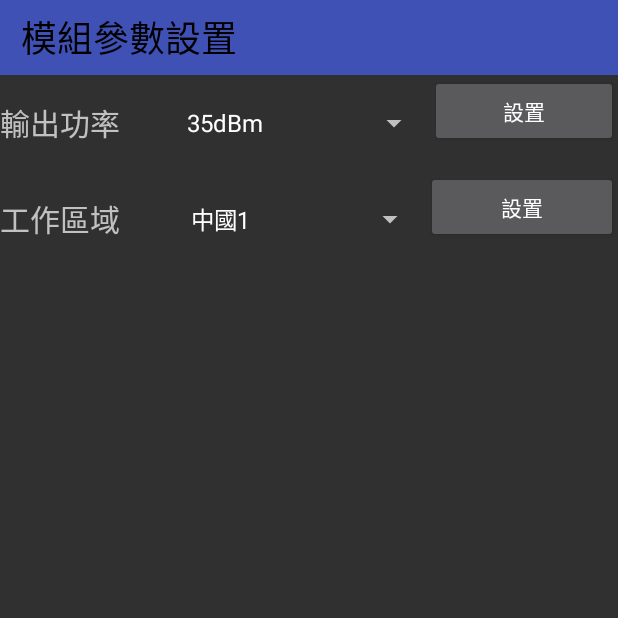
After one commit to weishinyi/RfidReaderAppProject, an Android app: the SettingActivity screen opened directly, with no data from a screen before it, on a phone screen of 412 x 824 dp, the top half of it. The commit adds this screen. Run offline under Robolectric (Android 15) with nearby library versions, the phone set to English and light mode, and no system bars.

Commit message:
finish:    1. SettingActivity is finish.

```diff
--- a/app/src/main/AndroidManifest.xml
+++ b/app/src/main/AndroidManifest.xml
@@ -30,7 +30,8 @@
         </activity>
         <activity android:name=".BluetoothActivity" />
         <activity android:name=".HelpAcivity" />
-        <activity android:name=".InventoryTagActivity"></activity>
+        <activity android:name=".InventoryTagActivity" />
+        <activity android:name=".SettingActivity"></activity>
     </application>
 
 </manifest>
--- a/app/src/main/java/com/example/oo_raiser/rfidreaderapp/BluetoothActivity.java
+++ b/app/src/main/java/com/example/oo_raiser/rfidreaderapp/BluetoothActivity.java
@@ -282,7 +282,8 @@ public class BluetoothActivity extends AppCompatActivity {
 
         //initialize menu
         arrayMenu = new ArrayList<HashMap<String, String>>();
-        String[] array = {"連接", "斷開", "識別標籤", "讀取數據", "寫入數據", "參數設置", "鎖定標籤", "銷毀標籤", "退出"};
+        //String[] array = {"連接", "斷開", "識別標籤", "讀取數據", "寫入數據", "參數設置", "鎖定標籤", "銷毀標籤", "退出"};
+        String[] array = {"連接", "斷開", "識別標籤", "參數設置", "退出"};
         for(int i=0; i<array.length; i++) {
             HashMap<String, String> item = new HashMap<String, String>();
             item.put("menuItem", array[i]);
@@ -518,8 +519,8 @@ public class BluetoothActivity extends AppCompatActivity {
                 case "參數設置":
                     if(connFlag)
                     {
-                        Intent intent = new Intent();
-                        //startActivity(intent);
+                        Intent intent = new Intent(BluetoothActivity.this, SettingActivity.class);
+                        startActivity(intent);
                     }else{
                         Toast.makeText(BluetoothActivity.this,"請先進行連接",Toast.LENGTH_SHORT).show();
                     }
--- a/app/src/main/java/com/example/oo_raiser/rfidreaderapp/InventoryTagActivity.java
+++ b/app/src/main/java/com/example/oo_raiser/rfidreaderapp/InventoryTagActivity.java
@@ -35,7 +35,9 @@ import java.util.Map;
 
 public class InventoryTagActivity extends AppCompatActivity {
 
-    // 宣告UI元件
+    private String TAG = "InventoryTagActivity";
+
+    //UI item
     private EditText editCountTag;
     private Button buttonClear;
     private Button buttonreadTag;
@@ -49,14 +51,11 @@ public class InventoryTagActivity extends AppCompatActivity {
     // 超高頻指令管理者
     private NewSendCommendManager manager;
 
-
-    // 藍牙連接輸入輸出流
+    //bluetooth input/output stream
     private InputStream is;
     private OutputStream os;
 
     private boolean isSingleRead = false;
-
-    private String TAG = "InventoryTagActivity";
 
     private CommandThread commthread;
     public static final int READ_TAG = 2001;
@@ -120,7 +119,7 @@ public class InventoryTagActivity extends AppCompatActivity {
 
     }
 
-    // 取得UI元件
+    //initialize the UI
     private void initUI() {
         editCountTag = (EditText) findViewById(R.id.editText_tag_count);
         buttonClear = (Button) findViewById(R.id.button_clear_data);
@@ -148,10 +147,10 @@ public class InventoryTagActivity extends AppCompatActivity {
         return super.onKeyDown(keyCode, event);
     }
 
-    // 設置監聽器
+    //the button & RadioButton listener
     private void listner() {
 
-        //讀取單一標籤
+        //read tag by once
         rbSingle.setOnCheckedChangeListener(new CompoundButton.OnCheckedChangeListener() {
             @Override
             public void onCheckedChanged(CompoundButton buttonView,
@@ -166,7 +165,7 @@ public class InventoryTagActivity extends AppCompatActivity {
             }
         });
 
-        //連續讀取標籤
+        //read tag by loop
         rbLoop.setOnCheckedChangeListener(new CompoundButton.OnCheckedChangeListener() {
             @Override
             public void onCheckedChanged(CompoundButton buttonView,
@@ -178,10 +177,10 @@ public class InventoryTagActivity extends AppCompatActivity {
             }
         });
 
-        //讀標籤button
+        //read tag button
         buttonreadTag.setOnClickListener(new ButtonreadtagListner());
 
-        //清空數據button
+        //clear button
         buttonClear.setOnClickListener(new View.OnClickListener() {
             @Override
             public void onClick(View arg0) {
@@ -191,7 +190,7 @@ public class InventoryTagActivity extends AppCompatActivity {
             }
         });
 
-        //Send datas to server
+        //Send button
         buttonSend.setOnClickListener(new View.OnClickListener() {
             @Override
             public void onClick(View v) {
@@ -200,7 +199,6 @@ public class InventoryTagActivity extends AppCompatActivity {
         });
 
     }//end listner
-
 
     List<InventoryInfo> listTag;//單次讀標籤返回的數據
     boolean isRuning = false;
--- /dev/null
+++ b/app/src/main/java/com/example/oo_raiser/rfidreaderapp/SettingActivity.java
@@ -0,0 +1,168 @@
+package com.example.oo_raiser.rfidreaderapp;
+
+import android.os.Handler;
+import android.support.v7.app.AppCompatActivity;
+import android.os.Bundle;
+import android.util.Log;
+import android.view.View;
+import android.widget.AdapterView;
+import android.widget.ArrayAdapter;
+import android.widget.Button;
+import android.widget.EditText;
+import android.widget.Spinner;
+import android.widget.TextView;
+import android.widget.Toast;
+
+import com.example.oo_raiser.rfidreaderapp.bluetooth.ConnectedThread;
+import com.example.oo_raiser.rfidreaderapp.command.NewSendCommendManager;
+
+import java.util.ArrayList;
+import java.util.List;
+
+public class SettingActivity extends AppCompatActivity {
+    private String TAG = "SettingActivity";
+
+    //宣告view元件
+    private Spinner outputSpinner;
+    private Spinner workareaSpinner;
+    private Button buttonSetOutput;
+    private Button buttonSetWork;
+    private TextView textTitle;
+
+    private NewSendCommendManager cmdManager;
+
+    private String[] outputStrings = {"35dBm","34dBm","33dBm","32dBm","31dBm","30dBm","29dBm","28dBm","27dBm", "26dBm", "25dBm", "24dBm", "23dBm",
+            "22dBm", "21dBm", "20dBm", "19dBm", "18dBm", "17dBm", "16dBm", "15dBm", "14dBm" , "13dBm"};
+    private String[] workAreaStrings;
+
+    private List<String> listOutput = new ArrayList<String>();
+    private List<String> listWorkarea = new ArrayList<String>();
+
+    private int outputValue = 2700;
+    private int area = 0;
+
+    private Handler mHandler = new Handler() {
+        public void handleMessage(android.os.Message msg) {
+            switch (msg.what)
+            {
+                case BluetoothActivity.CONNECT_INTERRUPT:
+                    BluetoothActivity.connFlag = false;
+                    Toast.makeText(getApplicationContext(), "連接中斷", Toast.LENGTH_SHORT).show();
+                    break;
+                default:
+                    break;
+            }
+        };
+    };
+
+    @Override
+    protected void onCreate(Bundle savedInstanceState) {
+        super.onCreate(savedInstanceState);
+        setContentView(R.layout.activity_setting);
+
+        textTitle = (TextView) findViewById(R.id.textView_title);
+        textTitle.setText("模組參數設置");
+        cmdManager = new NewSendCommendManager(ConnectedThread.getSocketInoutStream(), ConnectedThread.getSocketOutoutStream());
+
+        //initialize the UI
+        initView();
+
+        //set the Listener
+        listener();
+
+    }
+
+    //初始化UI
+    private void initView() {
+        //get UI item
+        outputSpinner = (Spinner) findViewById(R.id.spinner_setting_output);
+        workareaSpinner = (Spinner) findViewById(R.id.spinner_set_work_area);
+        buttonSetOutput = (Button) findViewById(R.id.button_set_output);
+        buttonSetWork = (Button) findViewById(R.id.button_set_work_area);
+
+        //get workArea list
+        workAreaStrings = getResources().getStringArray(R.array.work_area);
+        for (String area : workAreaStrings) {
+            listWorkarea.add(area);
+        }
+
+        //get Output list
+        for (String output : outputStrings) {
+            listOutput.add(output);
+        }
+
+        //Spinner(下拉選單) set adapter
+        outputSpinner.setAdapter(new ArrayAdapter<String>(this, android.R.layout.simple_dropdown_item_1line, listOutput));
+        workareaSpinner.setAdapter(new ArrayAdapter<String>(this, android.R.layout.simple_dropdown_item_1line, listWorkarea));
+    }
+
+    //set the button & spinner listener
+    private void listener()
+    {
+        //註冊buttonSetOutpu監聽器(設置輸出功率button)
+        buttonSetOutput.setOnClickListener(new View.OnClickListener() {
+            @Override
+            public void onClick(View arg0) {
+                if(cmdManager.setOutputPower(outputValue)){
+                    Toast.makeText(getApplicationContext(), "設置成功", Toast.LENGTH_SHORT).show();
+                }else{
+                    Toast.makeText(getApplicationContext(), "設置失敗", Toast.LENGTH_SHORT).show();
+                }
+            }
+        });
+
+        //註冊buttonSetWork監聽器(設置工作區域button)
+        buttonSetWork.setOnClickListener(new View.OnClickListener() {
+            @Override
+            public void onClick(View arg0) {
+                if(cmdManager.setWorkArea(area) == 0){
+                    Toast.makeText(getApplicationContext(), "設置成功", Toast.LENGTH_SHORT).show();
+                }else{
+                    Toast.makeText(getApplicationContext(), "設置失敗", Toast.LENGTH_SHORT).show();
+                }
+            }
+        });
+
+
+        //註冊outputSpinner選項選擇監聽器
+        outputSpinner.setOnItemSelectedListener(new AdapterView.OnItemSelectedListener() {
+            @Override
+            public void onItemSelected(AdapterView<?> adapter, View view, int position, long id)
+            {
+                outputValue = 2700 - (position*100);
+                Log.e(TAG, outputValue + "");
+            }
+
+            @Override
+            public void onNothingSelected(AdapterView<?> arg0)
+            { }
+        });
+
+        //註冊workareaSpinner選項選擇監聽器
+        workareaSpinner.setOnItemSelectedListener(new AdapterView.OnItemSelectedListener() {
+            @Override
+            public void onItemSelected(AdapterView<?> adapter, View view,
+                                       int position, long id) {
+                String mArea = listWorkarea.get(position);
+                if("中國1".equals(mArea)){
+                    area = 1;
+                }else if("中國2".equals(mArea)){
+                    area = 4;
+                }else if("美國".equals(mArea)){
+                    area = 2;
+                }else if("歐洲".equals(mArea)){
+                    area = 3;
+                }else if("韓國".equals(mArea)){
+                    area = 6;
+                }
+                Log.e(TAG, area + "");
+            }
+
+            @Override
+            public void onNothingSelected(AdapterView<?> arg0)
+            { }
+        });
+    }
+
+
+}
--- /dev/null
+++ b/app/src/main/res/layout/activity_setting.xml
@@ -0,0 +1,79 @@
+<?xml version="1.0" encoding="utf-8"?>
+<LinearLayout xmlns:android="http://schemas.android.com/apk/res/android"
+    xmlns:tools="http://schemas.android.com/tools"
+    android:layout_width="match_parent"
+    android:layout_height="match_parent"
+    tools:context="com.example.oo_raiser.rfidreaderapp.SettingActivity"
+    android:orientation="vertical">
+
+    <LinearLayout
+        android:layout_width="match_parent"
+        android:layout_height="wrap_content" >
+
+        <include layout="@layout/title"/>
+
+    </LinearLayout>
+
+    <LinearLayout
+        android:layout_width="match_parent"
+        android:layout_height="wrap_content">
+
+       <TextView
+           android:layout_width="wrap_content"
+           android:layout_height="wrap_content"
+           android:layout_weight="2"
+           android:layout_gravity="center"
+           style="@style/FontStyle"
+           android:text="輸出功率"/>
+
+        <Spinner
+            android:id="@+id/spinner_setting_output"
+            android:layout_width="wrap_content"
+            android:layout_height="wrap_content"
+            android:layout_weight="3"
+            android:layout_gravity="center">
+
+        </Spinner>
+
+        <Button
+            android:id="@+id/button_set_output"
+            android:layout_width="wrap_content"
+            android:layout_height="wrap_content"
+            android:layout_weight="2"
+            android:text="設置"/>
+
+    </LinearLayout>
+
+
+    <LinearLayout
+        android:layout_width="match_parent"
+        android:layout_height="wrap_content">
+
+        <TextView
+            android:layout_width="wrap_content"
+            android:layout_height="wrap_content"
+            android:layout_weight="2"
+            android:layout_gravity="center"
+            style="@style/FontStyle"
+            android:text="@string/work_area"/>
+
+        <Spinner
+            android:id="@+id/spinner_set_work_area"
+            android:layout_width="wrap_content"
+            android:layout_height="wrap_content"
+            android:layout_gravity="center"
+            android:layout_weight="3">
+        </Spinner>
+
+        <Button
+            android:id="@+id/button_set_work_area"
+            android:layout_width="wrap_content"
+            android:layout_height="wrap_content"
+            android:layout_weight="2"
+            android:text="設置"/>
+
+    </LinearLayout>
+
+
+
+</LinearLayout>
```
